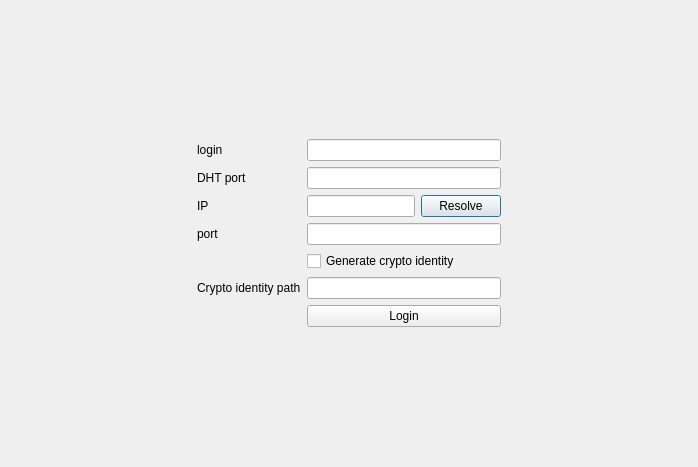
First picture: the form in src/loginpage.ui, repository c5xheavy/p2p_messenger, before the edit.
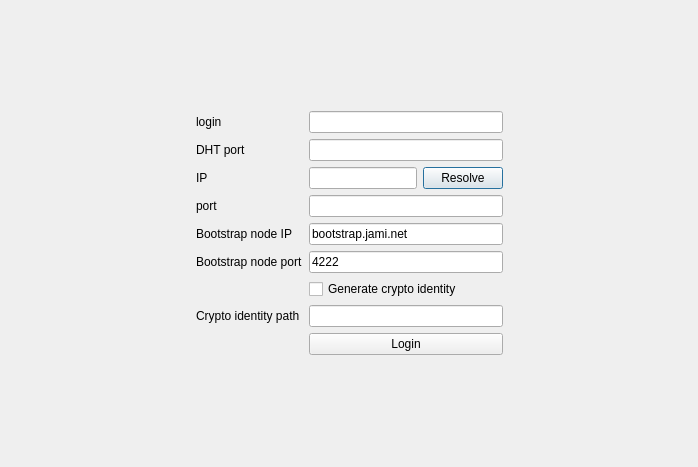
Second picture: the form after the edit.

Commit message: enter bootstrap_node_ip and bootstrap_node_port

```diff
--- a/src/loginpage.ui
+++ b/src/loginpage.ui
@@ -95,34 +95,62 @@
        <item row="3" column="1">
         <widget class="QLineEdit" name="portLineEdit"/>
        </item>
-       <item row="4" column="1">
+       <item row="6" column="1">
         <widget class="QCheckBox" name="generateCryptoIdentityCheckBox">
          <property name="text">
           <string>Generate crypto identity</string>
          </property>
         </widget>
        </item>
-       <item row="5" column="0">
+       <item row="7" column="0">
         <widget class="QLabel" name="cryptoIdentityPathLabel">
          <property name="text">
           <string>Crypto identity path</string>
          </property>
         </widget>
        </item>
-       <item row="5" column="1">
+       <item row="7" column="1">
         <widget class="QLineEdit" name="cryptoIdentityPathLineEdit">
          <property name="text">
           <string/>
          </property>
         </widget>
        </item>
-       <item row="6" column="1">
+       <item row="8" column="1">
         <widget class="QPushButton" name="loginPushButton">
          <property name="text">
           <string>Login</string>
          </property>
         </widget>
        </item>
+       <item row="4" column="1">
+        <widget class="QLineEdit" name="bootstrapNodeIPLineEdit">
+         <property name="text">
+          <string>bootstrap.jami.net</string>
+         </property>
+        </widget>
+       </item>
+       <item row="5" column="1">
+        <widget class="QLineEdit" name="bootstrapNodePortLineEdit">
+         <property name="text">
+          <string>4222</string>
+         </property>
+        </widget>
+       </item>
+       <item row="4" column="0">
+        <widget class="QLabel" name="bootstrapNodeIPLabel">
+         <property name="text">
+          <string>Bootstrap node IP</string>
+         </property>
+        </widget>
+       </item>
+       <item row="5" column="0">
+        <widget class="QLabel" name="bootstrapNodePortLabel">
+         <property name="text">
+          <string>Bootstrap node port</string>
+         </property>
+        </widget>
+       </item>
       </layout>
      </item>
      <item>
```
The commit also changes 8 other files.
